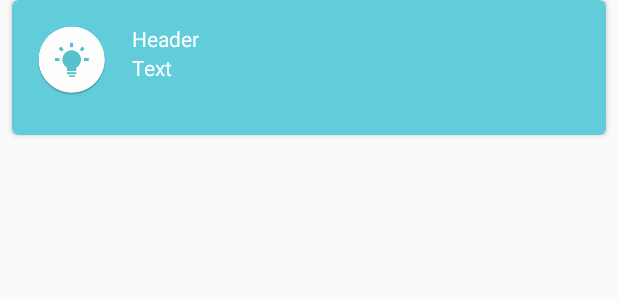
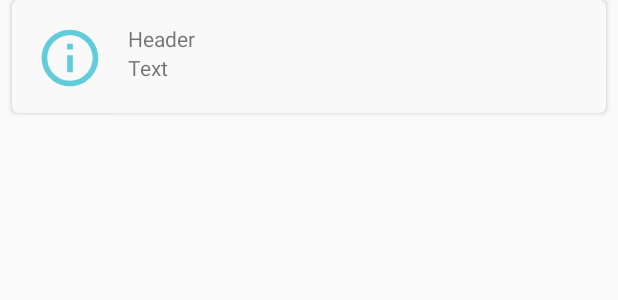
Before and after one commit to nattsw/ListViewAnimation, an Android app: the layout notification_layout.xml on its own in the app's theme, with its tools: preview values and no code run, on a phone screen of 412 x 824 dp. Shown: the top 300 px of the screen. Run offline under Robolectric (Android 15) with nearby library versions, the phone set to English and light mode, and no system bars.

Commit message:
Matches the 11/05 mockup

```diff
--- a/app/src/main/java/com/example/natalie/listviewanimation/NotificationType.java
+++ b/app/src/main/java/com/example/natalie/listviewanimation/NotificationType.java
@@ -1,6 +1,7 @@
 package com.example.natalie.listviewanimation;
 
 public enum NotificationType {
+    SIGN_IN,
     GENERAL,
     APPBOY,
     LOW_BATTERY_BRIGHTNESS,
--- /dev/null
+++ b/app/src/main/res/drawable/ic_info_outline_24dp.xml
@@ -0,0 +1,9 @@
+<vector xmlns:android="http://schemas.android.com/apk/res/android"
+        android:width="24dp"
+        android:height="24dp"
+        android:viewportWidth="24.0"
+        android:viewportHeight="24.0">
+    <path
+        android:fillColor="@color/notification_icon_color"
+        android:pathData="M11,17h2v-6h-2v6zm1,-15C6.48,2 2,6.48 2,12s4.48,10 10,10 10,-4.48 10,-10S17.52,2 12,2zm0,18c-4.41,0 -8,-3.59 -8,-8s3.59,-8 8,-8 8,3.59 8,8 -3.59,8 -8,8zM11,9h2V7h-2v2z"/>
+</vector>
--- a/app/src/main/res/layout/notification_layout.xml
+++ b/app/src/main/res/layout/notification_layout.xml
@@ -13,7 +13,7 @@
         android:layout_marginLeft="8dp"
         android:layout_marginRight="8dp"
         app:cardUseCompatPadding="true"
-        card_view:cardBackgroundColor="@color/blue_green_color"
+        card_view:cardBackgroundColor="@color/notification_card"
         card_view:cardCornerRadius="4dp"
         card_view:contentPadding="16dp">
 
@@ -23,9 +23,10 @@
             android:orientation="horizontal">
 
             <ImageView
-                android:layout_width="wrap_content"
-                android:layout_height="wrap_content"
-                android:src="@mipmap/ic_device_bulb" />
+                android:id="@+id/notification_icon"
+                android:layout_width="@dimen/notification_icon"
+                android:layout_height="@dimen/notification_icon"
+                android:src="@drawable/ic_info_outline_24dp" />
 
             <LinearLayout
                 android:layout_width="wrap_content"
@@ -38,15 +39,13 @@
                     android:id="@+id/notification_header"
                     android:layout_width="wrap_content"
                     android:layout_height="wrap_content"
-                    android:text="Header"
-                    android:textColor="@android:color/white"/>
+                    android:text="Header"/>
 
                 <TextView
                     android:id="@+id/notification_text"
                     android:layout_width="wrap_content"
                     android:layout_height="wrap_content"
-                    android:text="Text"
-                    android:textColor="@android:color/white" />
+                    android:text="Text" />
             </LinearLayout>
 
         </LinearLayout>
--- a/app/src/main/res/layout/undo_row.xml
+++ b/app/src/main/res/layout/undo_row.xml
@@ -14,7 +14,7 @@
         android:layout_marginRight="8dp"
         android:layout_marginTop="@dimen/notification_top_margin"
         app:cardUseCompatPadding="true"
-        card_view:cardBackgroundColor="@color/blue_green_color"
+        card_view:cardBackgroundColor="@color/notification_card"
         card_view:cardCornerRadius="4dp"
         card_view:contentPadding="16dp">
 
@@ -32,7 +32,6 @@
                 android:gravity="center"
                 android:layout_weight="1"
                 android:text="Deleted"
-                android:textColor="@android:color/white"
                 android:textSize="16sp" />
 
             <View
@@ -50,7 +49,6 @@
                 android:layout_gravity="center_vertical"
                 android:background="@android:color/transparent"
                 android:text="Undo"
-                android:textColor="@android:color/white"
                 android:textSize="16sp" />
         </LinearLayout>
 
--- a/app/src/main/res/values/colors.xml
+++ b/app/src/main/res/values/colors.xml
@@ -3,5 +3,10 @@
     <color name="colorPrimary">#3F51B5</color>
     <color name="colorPrimaryDark">#303F9F</color>
     <color name="colorAccent">#FF4081</color>
+
+
     <color name="blue_green_color">#61CDDB</color>
+    <color name="warning_notification_card">#FFA500</color>
+    <color name="notification_card">#F9F9F9</color>
+    <color name="notification_icon_color">#61CDDB</color>
 </resources>
--- a/app/src/main/res/values/dimens.xml
+++ b/app/src/main/res/values/dimens.xml
@@ -5,7 +5,8 @@
     <dimen name="fab_margin">16dp</dimen>
 
 
-    <dimen name="notification_height">90dp</dimen>
-    <dimen name="notification_bottom_margin">8dp</dimen>
+    <dimen name="notification_icon">45dp</dimen>
+    <dimen name="notification_height">75dp</dimen>
+    <dimen name="notification_bottom_margin">7dp</dimen>
     <dimen name="notification_top_margin">0dp</dimen>
 </resources>
```
Also changed, not shown: app/src/main/java/com/example/natalie/listviewanimation/MainActivity.java (+4 -4 lines), app/src/main/java/com/example/natalie/listviewanimation/NotificationEntry.java (+34 -0 lines), app/src/main/java/com/example/natalie/listviewanimation/NotificationListViewAdapter.java (+7 -3 lines), app/src/main/res/drawable/ic_warning_24dp.xml (added, +9 -0 lines).
